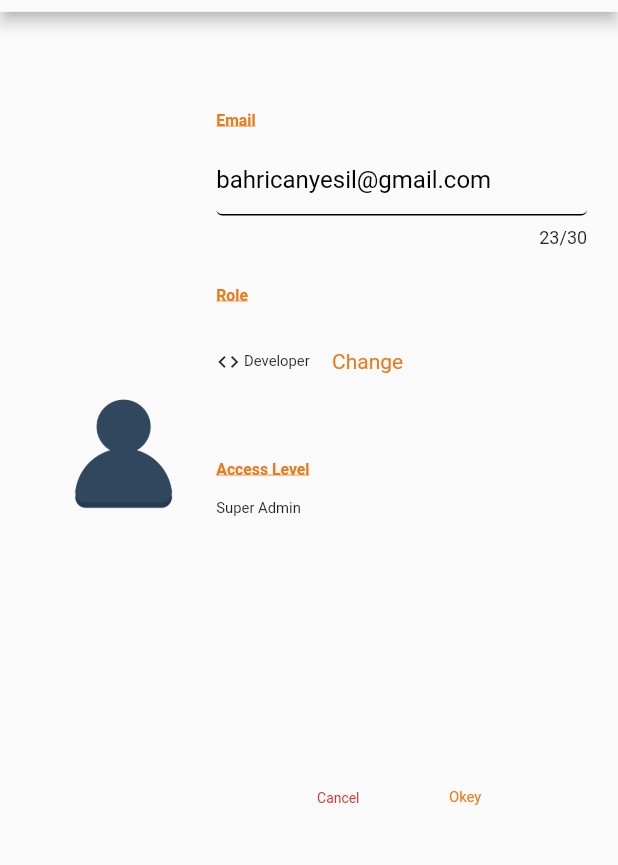
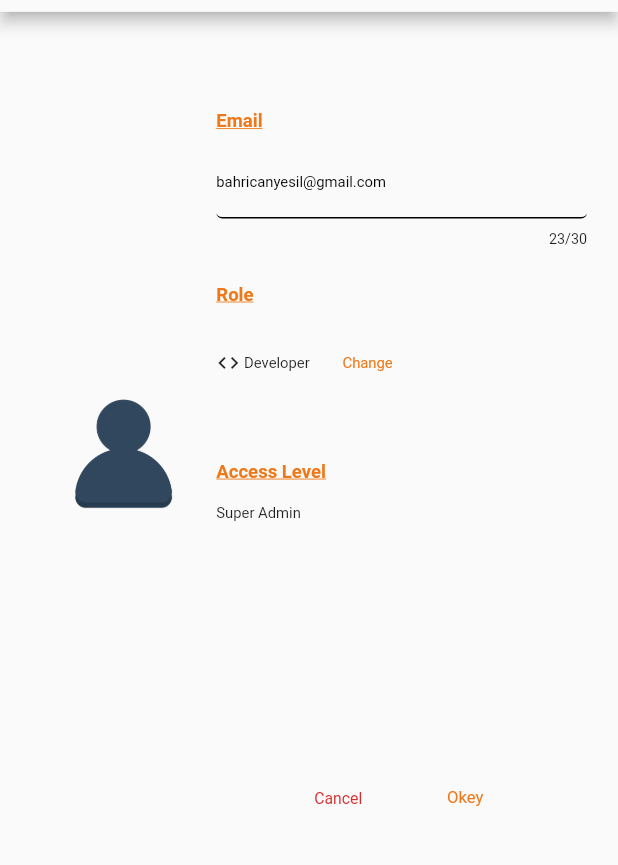
Before and after one commit to bahricanyesil/sambapos-admin, a Flutter app: the EditUser screen opened directly with empty values, after a tap on "Convert to English", on a phone screen of 412 x 824 dp, the part 87-952 px from its top. Run offline on Flutter 3.47's test engine with Material 2 defaults, Android fonts, the light colour scheme and no system bars.

Commit message:
Optimizations are completed

```diff
--- a/lib/core/decoration/text_form.dart
+++ b/lib/core/decoration/text_form.dart
@@ -17,7 +17,8 @@ class TextFormDeco {
         borderRadius: BorderRadius.all(
           Radius.circular(Sc.width! * 1.8),
         ),
-        ));
+      ),
+    );
   }
 
   InputDecoration pinFormDeco(context) {
--- a/lib/core/init/screen/screen_config.dart
+++ b/lib/core/init/screen/screen_config.dart
@@ -1,12 +1,4 @@
 import 'package:flutter/widgets.dart';
-
-/*
-SizeConfig file is a tool to adopt to different screen sizes.
-It will take the origiginal design values and adopt to current
-screen size with multipliers. This will allow to keep the original
-design on every screen size including ipad amd tablet.
- */
-
 class Sc {
   static late double _screenWidth;
   static late double _screenHeight;
--- a/lib/core/widgets/app_bar.dart
+++ b/lib/core/widgets/app_bar.dart
@@ -1,18 +1,20 @@
 import 'package:flutter/material.dart';
 import 'package:provider/provider.dart';
-import 'package:sambapos_admin/core/init/helper/get_text.dart';
-import 'package:sambapos_admin/core/provider/language_provider.dart';
+
+import '../init/helper/get_text.dart';
 import '../init/screen/screen_config.dart';
+import '../provider/language_provider.dart';
 
 PreferredSize getAppBar(
     {required BuildContext context, required String title}) {
   return PreferredSize(
     preferredSize: Size.fromHeight(Sc.height! * 8),
     child: AppBar(
-        backgroundColor: Theme.of(context).canvasColor,
-        brightness: Brightness.light,
-        flexibleSpace: mainContainer(context, title),
-        automaticallyImplyLeading: false),
+      backgroundColor: Theme.of(context).canvasColor,
+      brightness: Brightness.light,
+      flexibleSpace: mainContainer(context, title),
+      automaticallyImplyLeading: false,
+    ),
   );
 }
 
@@ -29,18 +31,7 @@ Widget mainContainer(context, title) {
         ),
         SizedBox(width: Sc.width! * 8),
         screenText(context, title),
-        Container(
-            width: Sc.width! * 20,
-            alignment: Alignment.centerRight,
-            padding: EdgeInsets.only(right: Sc.width! * 1.7),
-            child: TextButton(
-                onPressed: () => changeLang(context),
-                child: Text(
-                  getText(context, 'change_lang'),
-                  style: Theme.of(context).textTheme.headline1!.copyWith(
-                      color: Colors.black.withOpacity(.62),
-                      fontSize: Sc.width! * .8 + Sc.height! * .5),
-                )))
+        changeLanguagePart(context)
       ],
     ),
   );
@@ -50,17 +41,37 @@ Widget screenText(context, title) {
   return Expanded(
     child: Padding(
       padding: EdgeInsets.only(top: Sc.height! * .5),
-      child: Text(title,
-          style: Theme.of(context)
-              .textTheme
-              .headline1!
-              .copyWith(fontSize: Sc.width! * 1.6 + Sc.height! * .8),
-          textAlign: TextAlign.center),
+      child: Text(
+        title,
+        style: Theme.of(context)
+            .textTheme
+            .headline1!
+            .copyWith(fontSize: Sc.width! * 1.6 + Sc.height! * .8),
+        textAlign: TextAlign.center,
+      ),
+    ),
+  );
+}
+
+Widget changeLanguagePart(context) {
+  return Container(
+    width: Sc.width! * 20,
+    alignment: Alignment.centerRight,
+    padding: EdgeInsets.only(right: Sc.width! * 1.7),
+    child: TextButton(
+      onPressed: () => changeLang(context),
+      child: Text(
+        getText(context, 'change_lang'),
+        style: Theme.of(context).textTheme.headline1!.copyWith(
+            color: Colors.black.withOpacity(.62),
+            fontSize: Sc.width! * .8 + Sc.height! * .5),
+      ),
     ),
   );
 }
 
 void changeLang(context) {
   var isTurkish = Localizations.localeOf(context).languageCode == 'tr';
-  Provider.of<AppLanguage>(context).changeLanguage(isTurkish ? 'en' : 'tr');
+  Provider.of<AppLanguage>(context, listen: false)
+      .changeLanguage(isTurkish ? 'en' : 'tr');
 }
--- a/lib/core/widgets/default_button_row.dart
+++ b/lib/core/widgets/default_button_row.dart
@@ -8,12 +8,14 @@ class DefaultButtonRow extends StatelessWidget {
   final CrossAxisAlignment crossAxisAlignment;
   final double spaceConst;
   final String? routeName;
+  final GlobalKey<FormState>? formKey;
   const DefaultButtonRow(
       {required this.onPressed,
       this.mainAxisAlignment = MainAxisAlignment.center,
       this.crossAxisAlignment = CrossAxisAlignment.center,
       this.spaceConst = 1.5,
-      this.routeName});
+      this.routeName,
+      this.formKey});
 
   @override
   Widget build(BuildContext context) {
@@ -21,7 +23,15 @@ class DefaultButtonRow extends StatelessWidget {
       mainAxisAlignment: mainAxisAlignment,
       crossAxisAlignment: crossAxisAlignment,
       children: [
-        TextButton(
+        cancelButton(context),
+        SizedBox(width: Sc.width! * spaceConst),
+        okButton(context)
+      ],
+    );
+  }
+
+  Widget cancelButton(context) {
+    return TextButton(
       onPressed: () {
         if (routeName != null) {
           Navigator.of(context).pushNamed(routeName ?? '');
@@ -32,12 +42,17 @@ class DefaultButtonRow extends StatelessWidget {
       child: Text(
         getText(context, 'cancel'),
         style: TextStyle(
-                  color: Theme.of(context).errorColor,
-                  fontSize: Sc.text! * 1.5),
-            )),
-        SizedBox(width: Sc.width! * spaceConst),
-        TextButton(
+            color: Theme.of(context).errorColor, fontSize: Sc.text! * 1.7),
+      ),
+    );
+  }
+
+  Widget okButton(context) {
+    return TextButton(
       onPressed: () {
+        if (formKey != null && !formKey!.currentState!.validate()) {
+          return;
+        }
         onPressed();
         if (routeName != null) {
           Navigator.of(context).pushNamed(routeName ?? '');
@@ -48,11 +63,8 @@ class DefaultButtonRow extends StatelessWidget {
       child: Text(
         getText(context, 'ok'),
         style: TextStyle(
-                color: Theme.of(context).primaryColor,
-                fontSize: Sc.text! * 1.6),
+            color: Theme.of(context).primaryColor, fontSize: Sc.text! * 1.8),
       ),
-        )
-      ],
     );
   }
 }
--- a/lib/core/widgets/form_component.dart
+++ b/lib/core/widgets/form_component.dart
@@ -1,5 +1,7 @@
 import 'package:flutter/material.dart';
+
 import '../init/helper/get_text.dart';
+import '../init/screen/screen_config.dart';
 
 class FormComponent extends StatefulWidget {
   final GlobalKey<FormState> formKey;
@@ -20,12 +22,21 @@ class _FormComponentState extends State<FormComponent> {
     return Form(
       key: widget.formKey,
       child: TextFormField(
+        style: TextStyle(fontSize: Sc.text! * 1.6),
+        decoration: InputDecoration(
+          counterStyle: TextStyle(fontSize: Sc.text! * 1.55),
+        ),
         initialValue: widget.initialText,
         maxLength: 30,
         onChanged: (val) {
           widget.editText(val);
         },
-        validator: (val) {
+        validator: validationFunction,
+      ),
+    );
+  }
+
+  String? validationFunction(val) {
     if (val == null || val.isEmpty) {
       return getText(context, 'cant_empty');
     }
@@ -34,8 +45,5 @@ class _FormComponentState extends State<FormComponent> {
         return getText(context, 'invalid_email');
       }
     }
-        },
-      ),
-    );
   }
 }
--- a/lib/core/widgets/rounded_button.dart
+++ b/lib/core/widgets/rounded_button.dart
@@ -14,7 +14,12 @@ class RoundedButton extends StatelessWidget {
           borderRadius: BorderRadius.circular(Sc.width! * 4),
           shadowColor: Theme.of(context).primaryColor,
           color: Theme.of(context).primaryColor,
-        child: MaterialButton(
+          child: getButton(context));
+    });
+  }
+
+  Widget getButton(context) {
+    return MaterialButton(
         minWidth: MediaQuery.of(context).size.width,
         padding:
             EdgeInsets.symmetric(horizontal: Sc.width!, vertical: Sc.height!),
@@ -23,16 +28,18 @@ class RoundedButton extends StatelessWidget {
         shape: RoundedRectangleBorder(
           borderRadius: BorderRadius.circular(Sc.width! * 4),
         ),
-          child: Text(
+        child: textWithStyle(context));
+  }
+
+  Widget textWithStyle(context) {
+    return Text(
       text,
       textAlign: TextAlign.center,
       style: TextStyle(
         fontSize: Sc.text! * 1.7,
         color: Colors.white.withOpacity(.9),
-                fontWeight: FontWeight.w600),
-          ),
+        fontWeight: FontWeight.w600,
       ),
     );
-    });
   }
 }
--- a/lib/core/widgets/rounded_text_form.dart
+++ b/lib/core/widgets/rounded_text_form.dart
@@ -1,6 +1,8 @@
 import 'package:flutter/material.dart';
+
 import '../decoration/text_form.dart';
 import '../init/helper/get_text.dart';
+import '../init/screen/screen_config.dart';
 
 class RoundedTextForm extends StatefulWidget {
   final String hintText;
@@ -22,36 +24,49 @@ class _RoundedTextFormState extends State<RoundedTextForm> {
   Widget build(BuildContext context) {
     // Couldn't add a padding since the parameter does not work on WEB correctly. I will open an issue in the package repo.
     return TextFormField(
+        expands: false,
+        style: TextStyle(fontSize: Sc.height! * .6 + Sc.width! * .8),
         decoration: TextFormDeco().loginDeco(context).copyWith(
               hintText: widget.hintText,
-              prefixIcon: widget.icon == null
+              hintStyle: TextStyle(fontSize: Sc.height! * .6 + Sc.width! * .8),
+              prefixIcon: prefixIcon(context),
+              suffixIcon: suffixIcon(context),
+            ),
+        onChanged: (val) {
+          widget.save(val, isPassword());
+        },
+        obscureText: isPassword() && !showPassword ? true : false,
+        validator: validationFunction);
+  }
+
+  Widget prefixIcon(context) {
+    return widget.icon == null
         ? Container()
-                  : Icon(
-                      widget.icon,
-                      color: Theme.of(context).primaryColor,
-                    ),
-              suffixIcon: isPassword()
+        : Icon(widget.icon,
+            color: Theme.of(context).primaryColor, size: Sc.image! * 2.2);
+  }
+
+  Widget? suffixIcon(context) {
+    return isPassword()
         ? IconButton(
+            padding: EdgeInsets.only(right: Sc.width! * .8),
             color: Theme.of(context).canvasColor,
             splashRadius: 1,
             icon: Icon(
-                          showPassword
-                              ? Icons.visibility_off
-                              : Icons.visibility,
-                          color: Theme.of(context).primaryColor),
+              showPassword ? Icons.visibility_off : Icons.visibility,
+              color: Theme.of(context).primaryColor,
+              size: Sc.image! * 2.5,
+            ),
             onPressed: () {
               setState(() {
                 showPassword = !showPassword;
               });
             },
           )
-                  : null,
-            ),
-        onChanged: (val) {
-          widget.save(val, isPassword());
-        },
-        obscureText: isPassword() && !showPassword ? true : false,
-        validator: (val) {
+        : null;
+  }
+
+  String? validationFunction(val) {
     if (val == null || val.isEmpty) {
       return getText(context, 'cant_empty');
     } else if (widget.type == 'password' && val.length < 6) {
@@ -59,7 +74,6 @@ class _RoundedTextFormState extends State<RoundedTextForm> {
     } else if (widget.type == 'email' && !val.contains('@')) {
       return getText(context, 'invalid_email');
     }
-        });
   }
 
   bool isPassword() {
--- a/lib/views/home/unauthorized/functions/edit_text.dart
+++ b/lib/views/home/unauthorized/functions/edit_text.dart
@@ -1,7 +1,7 @@
 import 'package:flutter/cupertino.dart';
 import 'package:flutter/material.dart';
 import '../../../../core/init/helper/get_text.dart';
-import '../../../../core/widgets/error/custom_dialog.dart';
+import '../../../../core/widgets/alert_dialog/custom_dialog.dart';
 
 Future<String> editText(String initialText, BuildContext context) async {
   var text = initialText;
--- a/lib/views/home/unauthorized/users/edit_user.dart
+++ b/lib/views/home/unauthorized/users/edit_user.dart
@@ -84,6 +84,7 @@ class _EditUserState extends State<EditUser> {
         authorityColumn(context),
         Spacer(),
         DefaultButtonRow(
+            formKey: emailFormKey,
             routeName: unauthorizedHomeRoute,
             spaceConst: 5,
             onPressed: saveInfo,
@@ -100,7 +101,10 @@ class _EditUserState extends State<EditUser> {
         textPart(context, 'authority'),
         SizedBox(height: Sc.height! * 1.8),
         Text(getAuthority(context, userIndex),
-            style: Theme.of(context).textTheme.headline4)
+            style: Theme.of(context)
+                .textTheme
+                .headline4!
+                .copyWith(fontSize: Sc.text! * 1.6))
       ],
     );
   }
@@ -125,7 +129,11 @@ class _EditUserState extends State<EditUser> {
       children: [
         Icon(role.icon, size: Sc.image! * 2.6),
         SizedBox(width: Sc.width! * .6),
-        Text(role.name, style: Theme.of(context).textTheme.headline4),
+        Text(role.name,
+            style: Theme.of(context)
+                .textTheme
+                .headline4!
+                .copyWith(fontSize: Sc.text! * 1.6)),
         SizedBox(width: Sc.width! * 1.6),
         changeRoleButton(context, role.name)
       ],
@@ -137,7 +145,8 @@ class _EditUserState extends State<EditUser> {
       onPressed: () => showChooseDialog(
           context, getText(context, 'choose_role'), name, setRole),
       child: Text(getText(context, 'change'),
-          style: TextStyle(color: Theme.of(context).primaryColor)),
+          style: TextStyle(
+              color: Theme.of(context).primaryColor, fontSize: Sc.text! * 1.6)),
     );
   }
 
@@ -145,14 +154,16 @@ class _EditUserState extends State<EditUser> {
     return Text(getText(context, text),
         style: Theme.of(context).textTheme.headline3!.copyWith(
             color: Theme.of(context).primaryColor,
-            decoration: TextDecoration.underline));
+            decoration: TextDecoration.underline,
+            fontSize: Sc.text! * 2));
   }
 
   Widget emailInfo(context) {
     return Text(getText(context, 'email'),
         style: Theme.of(context).textTheme.headline3!.copyWith(
             color: Theme.of(context).primaryColor,
-            decoration: TextDecoration.underline));
+            decoration: TextDecoration.underline,
+            fontSize: Sc.text! * 2));
   }
 
   void saveInfo() {
--- a/lib/views/login/login_screen.dart
+++ b/lib/views/login/login_screen.dart
@@ -82,6 +82,7 @@ class _LoginScreenState extends State<LoginScreen> {
     return Container(
         margin: EdgeInsets.only(top: Sc.height! * (isEmail ? 6 : 3)),
         width: Sc.width! * 30,
+        height: Sc.height! * 6,
         child: RoundedTextForm(
             type: isEmail ? 'email' : 'password',
             hintText: getText(context, isEmail ? 'email' : 'password'),
```
Also changed, not shown: lib/core/theme/light_theme.dart (+0 -31 lines), lib/core/widgets/alert_dialog/custom_dialog.dart (renamed from lib/core/widgets/error/custom_dialog.dart, +14 -3 lines), lib/core/widgets/choose_dialog/choose_dialog.dart (+24 -21 lines), lib/core/widgets/choose_dialog/show_choose_dialog.dart (+5 -4 lines), lib/main.dart (+5 -3 lines), lib/views/home/authorized/authorized_home_screen.dart (+20 -13 lines), lib/views/home/authorized/components/pin_item.dart (+10 -5 lines), lib/views/home/authorized/functions/confirm_pin.dart (+19 -9 lines), lib/views/login/functions/login.dart (+10 -9 lines), lib/core/widgets/alert_dialog/sensitive_platform_widget.dart (renamed from lib/core/widgets/error/sensitive_platform_widget.dart). Lines whose indentation alone changed are shown as unchanged.
